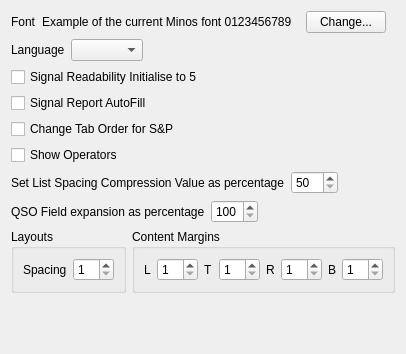
Above: mqt/MqtLogger/DisplayOptions.ui from Rsclub22/Minos2-Mirror before the change. Below: the same form after it.
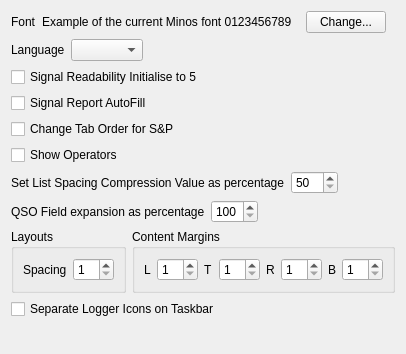
That is the form after the change.

Commit message: Put in windows icon separation

The edit to the form file:
```diff
--- a/mqt/MqtLogger/DisplayOptions.ui
+++ b/mqt/MqtLogger/DisplayOptions.ui
@@ -363,6 +363,13 @@
      </item>
     </layout>
    </item>
+   <item>
+    <widget class="QCheckBox" name="separateIconsCb">
+     <property name="text">
+      <string>Separate Logger Icons on Taskbar</string>
+     </property>
+    </widget>
+   </item>
    <item>
     <spacer name="verticalSpacer">
      <property name="orientation">
```
The commit also changes 11 other files.
